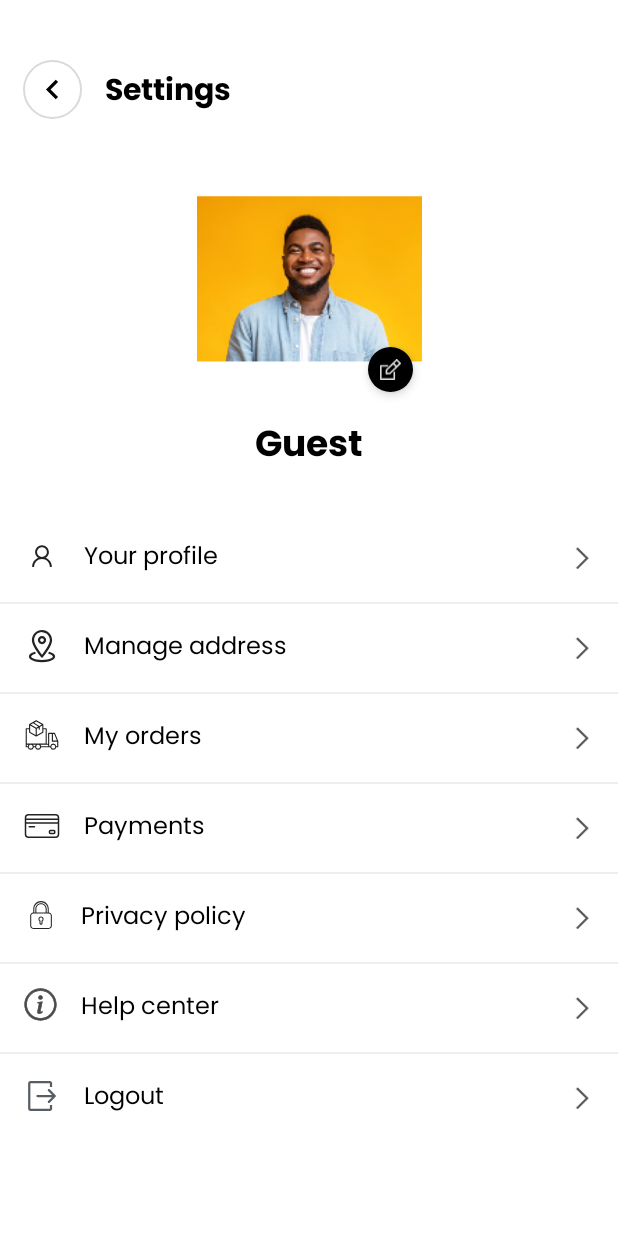
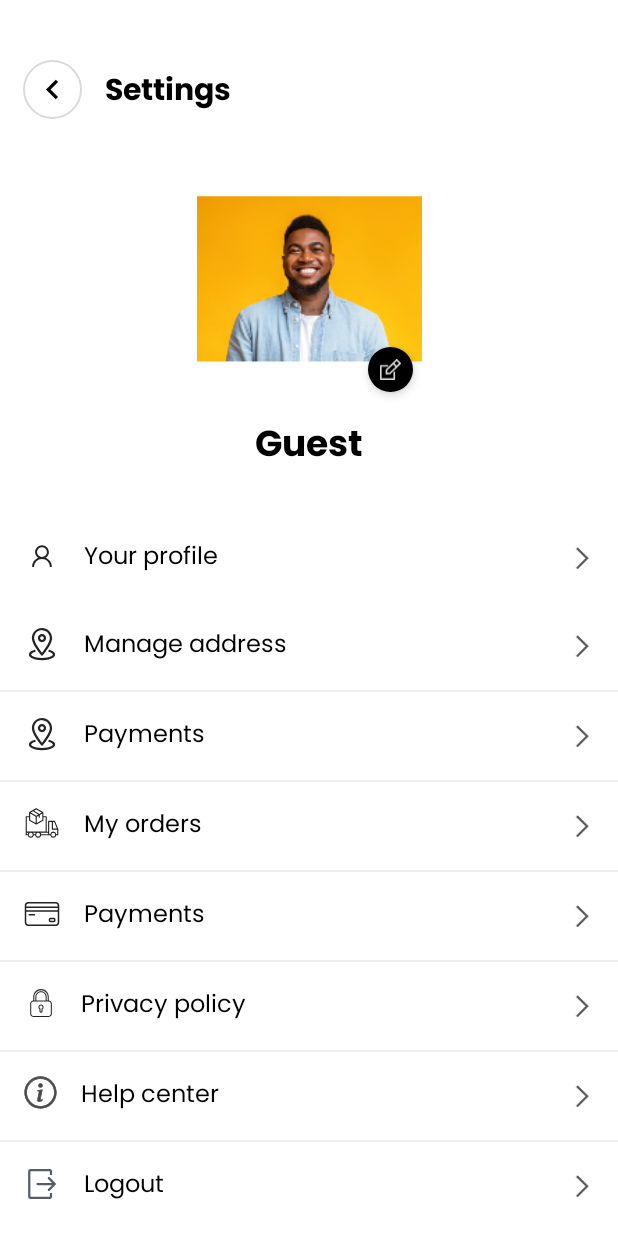
Before and after one commit to kushal-chhetri7/stylista, an Android app: the SettingsActivity screen opened directly, with no data from a screen before it, on a phone screen of 412 x 824 dp. Run offline under Robolectric (Android 15) with nearby library versions, the phone set to English and light mode, and no system bars; our stand-ins replace Firebase (no records; nobody signed in at launch, a user with empty details on screens opened directly).

Commit message:
Added Manage Address feature and updated related files

```diff
--- a/app/build.gradle
+++ b/app/build.gradle
@@ -55,6 +55,7 @@ dependencies {
     implementation libs.constraintlayout
     implementation libs.navigation.fragment
     implementation libs.navigation.ui
+    implementation libs.play.services.location
     testImplementation libs.junit
     androidTestImplementation libs.ext.junit
     androidTestImplementation libs.espresso.core
@@ -97,6 +98,8 @@ dependencies {
     implementation 'com.squareup.retrofit2:retrofit:2.9.0'
     implementation 'com.squareup.retrofit2:converter-gson:2.9.0'
 
+    implementation 'com.google.android.gms:play-services-maps:18.2.0'
+
 
 
 
--- a/app/src/main/java/com/kushal/stylista/SettingsActivity.java
+++ b/app/src/main/java/com/kushal/stylista/SettingsActivity.java
@@ -112,6 +112,16 @@ public class SettingsActivity extends AppCompatActivity {
         findViewById(R.id.ordersMenuItem).setOnClickListener(v -> {
             startActivity(new Intent(SettingsActivity.this, OrderListActivity.class));
         });
+
+        LinearLayout addressMenuItem = findViewById(R.id.addressMenuItem);
+        addressMenuItem.setOnClickListener(new View.OnClickListener() {
+            @Override
+            public void onClick(View v) {
+                Intent intent = new Intent(SettingsActivity.this, ManageAddressActivity.class);
+                startActivity(intent);
+            }
+        });
+
     }
 
     private void loadFullName() {
--- a/app/src/main/res/layout/activity_settings.xml
+++ b/app/src/main/res/layout/activity_settings.xml
@@ -131,6 +131,37 @@
                     android:src="@drawable/ic_chevron_right" />
             </LinearLayout>
 
+            <LinearLayout
+                android:id="@+id/addressMenuItem"
+                android:layout_width="match_parent"
+                android:layout_height="wrap_content"
+                android:orientation="horizontal"
+                android:clickable="true"
+                android:focusable="true"
+                android:padding="16dp">
+
+                <ImageView
+                    android:layout_width="24dp"
+                    android:layout_height="24dp"
+                    android:src="@drawable/ic_address" />
+
+                <TextView
+                    android:layout_width="0dp"
+                    android:layout_height="wrap_content"
+                    android:layout_gravity="center_vertical"
+                    android:layout_marginStart="16dp"
+                    android:layout_weight="1"
+                    android:text="Manage address"
+                    android:textColor="#000000"
+                    android:textSize="16sp" />
+
+                <ImageView
+                    android:layout_width="16dp"
+                    android:layout_height="16dp"
+                    android:layout_gravity="center_vertical"
+                    android:src="@drawable/ic_chevron_right" />
+            </LinearLayout>
+
             <View
                 android:layout_width="match_parent"
                 android:layout_height="1dp"
@@ -160,7 +191,7 @@
                     android:layout_gravity="center_vertical"
                     android:layout_marginStart="16dp"
                     android:layout_weight="1"
-                    android:text="Manage address"
+                    android:text="Payments"
                     android:textColor="#000000"
                     android:textSize="16sp" />
 
@@ -363,7 +394,6 @@
                     android:text="Logout"
                     android:textColor="#000000"
                     android:textSize="16sp" />
-
                 <ImageView
                     android:layout_width="16dp"
                     android:layout_height="16dp"
--- a/app/src/main/res/values/strings.xml
+++ b/app/src/main/res/values/strings.xml
@@ -59,7 +59,7 @@
     <string name="skip">Skip</string>
     <string name="start">Start</string>
     <string name="dummy_text">Lorem ipsum dolor sit amet, consectetur adipiscing elit, sed do eiusmod tempor incididunt ut labore et dolore magna aliqua. Ut enim ad minim veniam, quis nostrud exercitation ullamco laboris nisi ut aliquip ex ea commodo consequat.</string>
-
+    <string name="google_maps_key">m_8</string>
     <array name="delete_reasons">
         <item>I have a different account</item>
         <item>I no longer need this service</item>
--- a/gradle/libs.versions.toml
+++ b/gradle/libs.versions.toml
@@ -10,6 +10,7 @@ activity = "1.10.1"
 constraintlayout = "2.2.1"
 navigationFragment = "2.6.0"
 navigationUi = "2.6.0"
+playServicesLocation = "21.3.0"
 
 [libraries]
 card-stack-view = { module = "com.yuyakaido.android:card-stack-view", version.ref = "cardStackView" }
@@ -22,6 +23,7 @@ activity = { group = "androidx.activity", name = "activity", version.ref = "acti
 constraintlayout = { group = "androidx.constraintlayout", name = "constraintlayout", version.ref = "constraintlayout" }
 navigation-fragment = { group = "androidx.navigation", name = "navigation-fragment", version.ref = "navigationFragment" }
 navigation-ui = { group = "androidx.navigation", name = "navigation-ui", version.ref = "navigationUi" }
+play-services-location = { group = "com.google.android.gms", name = "play-services-location", version.ref = "playServicesLocation" }
 
 [plugins]
 android-application = { id = "com.android.application", version.ref = "agp" }
```
Also changed, not shown: app/src/main/AndroidManifest.xml (+7 -0 lines), app/src/main/java/com/kushal/stylista/ManageAddressActivity.java (added, +171 -0 lines), app/src/main/res/layout/activity_manage_address.xml (added, +108 -0 lines).
